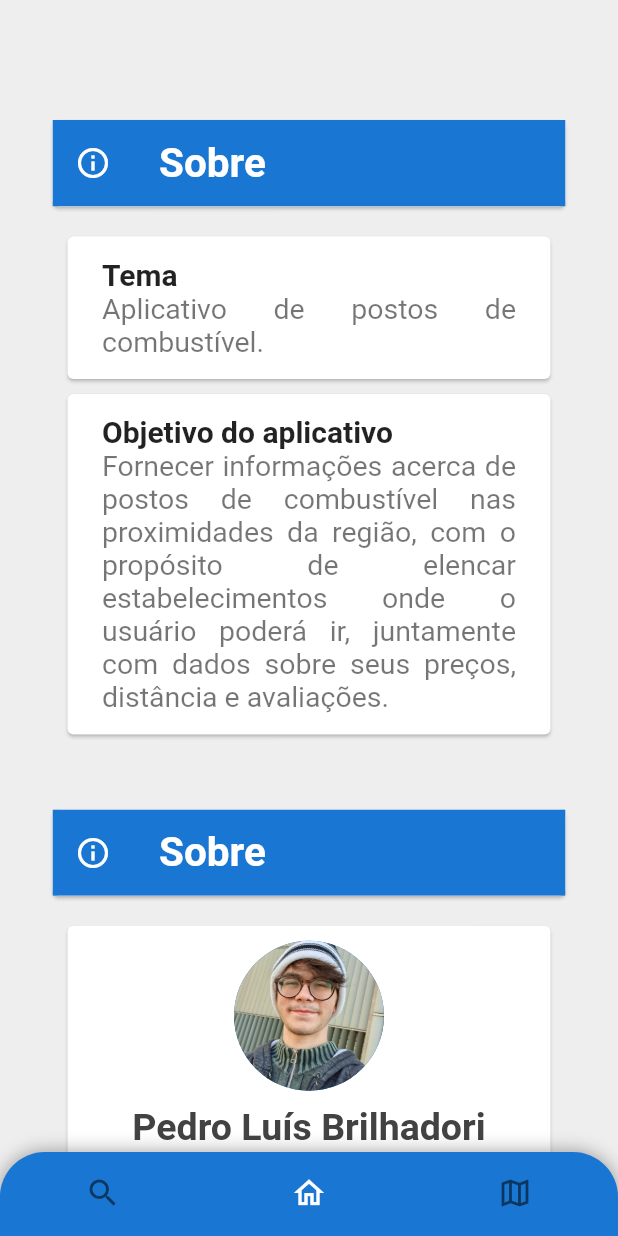
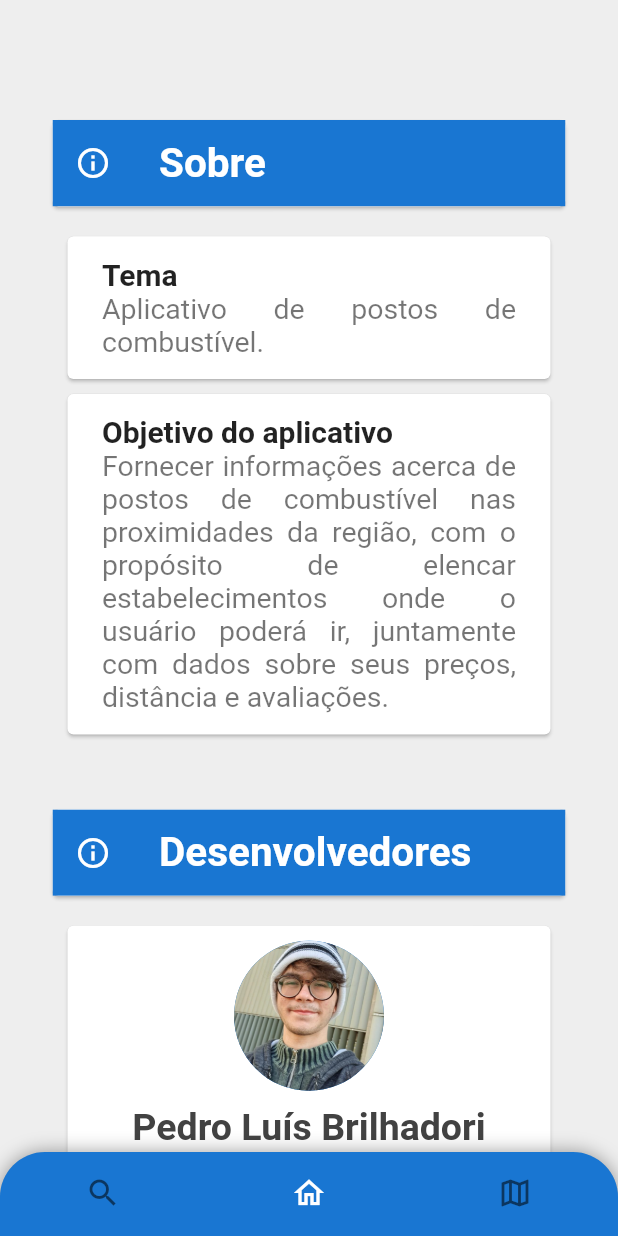
Before and after one commit to PedroLuisBrilhadori/faz-a-boa, a Flutter app: the AboutScreen screen opened by its route, on a phone screen of 412 x 824 dp. Run offline on Flutter 3.47's test engine with Material 2 defaults, Android fonts, the phone set to English and light mode, and no system bars; our stand-ins replace flutter_modular, flutter_signin_button; Roboto replaces fonts that are missing (Pacifico, Source Sans Pro).

Commit message:
fix: correção de textos

```diff
--- a/lib/app/modules/about/about.page.dart
+++ b/lib/app/modules/about/about.page.dart
@@ -96,7 +96,7 @@ class _AboutScreenState extends State<AboutScreen> {
                             tileColor: Color.fromRGBO(25, 118, 210, 1),
                             contentPadding: EdgeInsets.symmetric(
                                 vertical: 0.8, horizontal: 15.0),
-                            title: Text('Sobre',
+                            title: Text('Desenvolvedores',
                                 style: TextStyle(
                                     color: Colors.white,
                                     fontSize: 27,
```
